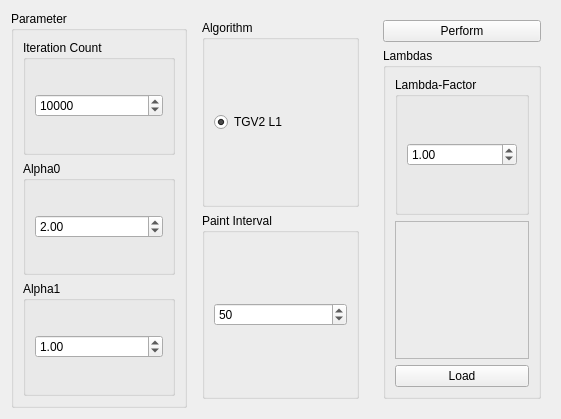
The window that source/modules/tgv_lambdas/TGVLambdasWidget.ui (josefkoller/ambient_image_processor) describes before a commit, drawn with Qt 5.
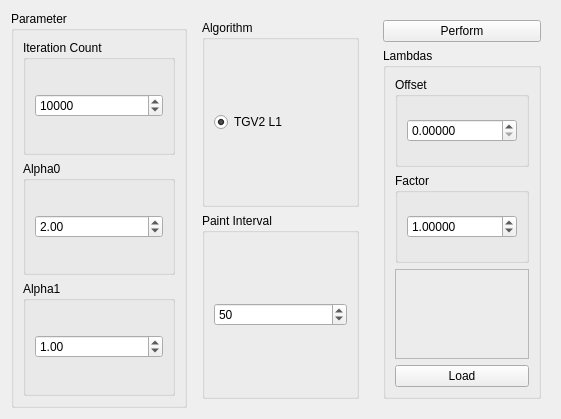
The same window after the commit.

```diff
--- a/source/modules/tgv_lambdas/TGVLambdasWidget.ui
+++ b/source/modules/tgv_lambdas/TGVLambdasWidget.ui
@@ -140,14 +140,33 @@
          <string>Lambdas</string>
         </property>
         <layout class="QVBoxLayout" name="verticalLayout_7">
+         <item>
+          <widget class="QGroupBox" name="groupBox_2">
+           <property name="title">
+            <string>Offset</string>
+           </property>
+           <layout class="QVBoxLayout" name="verticalLayout_10">
+            <item>
+             <widget class="QDoubleSpinBox" name="lambda_offset_spinbox">
+              <property name="decimals">
+               <number>5</number>
+              </property>
+             </widget>
+            </item>
+           </layout>
+          </widget>
+         </item>
          <item>
           <widget class="QGroupBox" name="groupBox_4">
            <property name="title">
-            <string>Lambda-Factor</string>
+            <string>Factor</string>
            </property>
            <layout class="QVBoxLayout" name="verticalLayout">
             <item>
              <widget class="QDoubleSpinBox" name="lambda_factor_spinbox">
+              <property name="decimals">
+               <number>5</number>
+              </property>
               <property name="maximum">
                <double>99999.000000000000000</double>
               </property>
```
